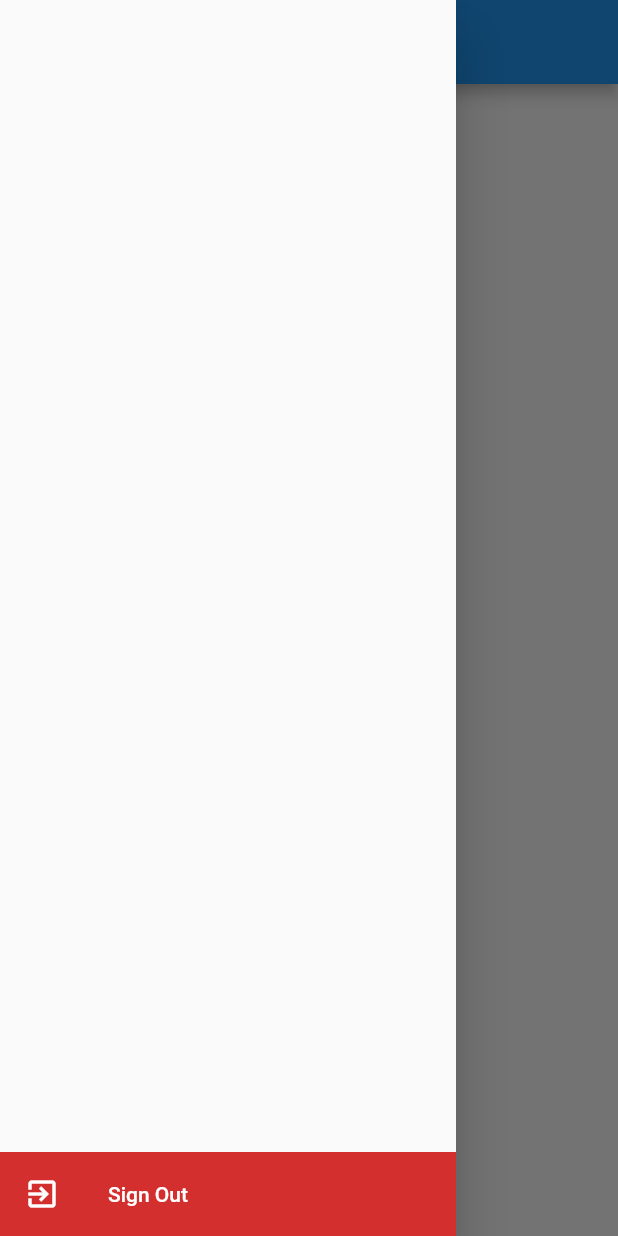
After one commit to Passstrong/MOOPA, a Flutter app: the MainSOS screen opened directly, with the side drawer open, on a phone screen of 412 x 824 dp. The commit adds this screen. Run offline on Flutter 3.47's test engine with Material 2 defaults, Android fonts, the phone set to English and light mode, and no system bars; our stand-ins replace cloud_firestore, firebase_auth, firebase_core, firebase_storage, image_picker; accounts and stored records are empty.

Commit message:
finish3oct

```diff
--- /dev/null
+++ b/lib/utlity/my_style.dart
@@ -0,0 +1,39 @@
+import 'package:firebase_auth/firebase_auth.dart';
+import 'package:firebase_core/firebase_core.dart';
+import 'package:flutter/material.dart';
+import 'package:tongmoopa/widget/authen.dart';
+
+class MyStyle {
+  Widget mySignOut(BuildContext context) => Column(
+        mainAxisAlignment: MainAxisAlignment.end,
+        children: [
+          Container(
+            decoration: BoxDecoration(color: Colors.red.shade700),
+            child: ListTile(
+              onTap: () async {
+                await Firebase.initializeApp().then((value) async {
+                  await FirebaseAuth.instance
+                      .signOut()
+                      .then((value) => Navigator.pushAndRemoveUntil(
+                          context,
+                          MaterialPageRoute(
+                            builder: (context) => Authen(),
+                          ),
+                          (route) => false));
+                });
+              },
+              leading: Icon(
+                Icons.exit_to_app,
+                color: Colors.white,
+              ),
+              title: Text(
+                'Sign Out',
+                style: TextStyle(color: Colors.white),
+              ),
+            ),
+          ),
+        ],
+      );
+
+  MyStyle();
+}
--- /dev/null
+++ b/lib/widget/main_sos.dart
@@ -0,0 +1,18 @@
+import 'package:flutter/material.dart';
+import 'package:tongmoopa/utlity/my_style.dart';
+
+class MainSOS extends StatefulWidget {
+  @override
+  _MainSOSState createState() => _MainSOSState();
+}
+
+class _MainSOSState extends State<MainSOS> {
+  @override
+  Widget build(BuildContext context) {
+    return Scaffold(
+      appBar: AppBar(
+        title: Text('Main SOS'),
+      ),drawer: Drawer(child: MyStyle().mySignOut(context),),
+    );
+  }
+}
--- a/lib/widget/register.dart
+++ b/lib/widget/register.dart
@@ -77,7 +77,7 @@ class _RegisterState extends State<Register> {
               color: Colors.purple,
             ),
             label: Text(
-              'register',
+              'Register',
               style: TextStyle(color: Colors.yellow),
             )),
       );
@@ -272,9 +272,9 @@ class _RegisterState extends State<Register> {
             .doc(uid)
             .set(userdata)
             .then((value) => Navigator.pop(context));
-      }).catchError((value) {
-        normalDialod(context, value.message);
       });
+    }).catchError((value) {
+      normalDialod(context, value.message);
     });
   }
 }
```
Also changed, not shown: lib/widget/authen.dart (+88 -1 lines), lib/widget/main_user.dart (added, +18 -0 lines).
